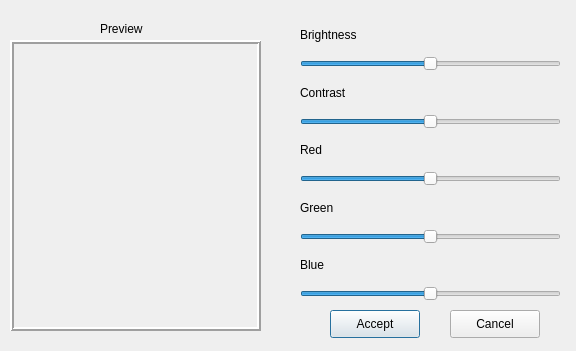
This is sliderdialog.ui in zjucsxxd/Qt-Image-Viewer-1 as Qt 5 draws it before an edit. The edited form follows.
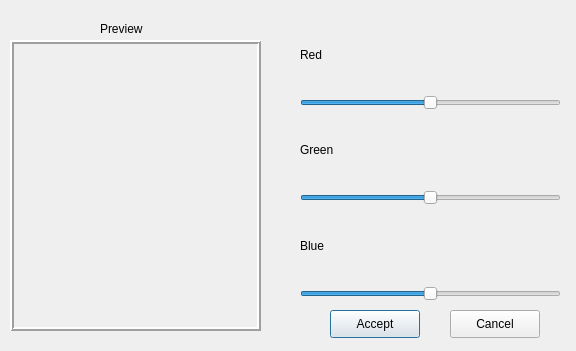
This is the edited form.

```diff
--- a/sliderdialog.ui
+++ b/sliderdialog.ui
@@ -64,49 +64,6 @@
     </rect>
    </property>
    <layout class="QVBoxLayout" name="verticalLayout">
-    <item>
-     <widget class="QLabel" name="label_2">
-      <property name="text">
-       <string>Brightness</string>
-      </property>
-     </widget>
-    </item>
-    <item>
-     <widget class="QSlider" name="brightness">
-      <property name="maximum">
-       <number>100</number>
-      </property>
-      <property name="value">
-       <number>50</number>
-      </property>
-      <property name="orientation">
-       <enum>Qt::Horizontal</enum>
-      </property>
-     </widget>
-    </item>
-    <item>
-     <widget class="QLabel" name="label_3">
-      <property name="text">
-       <string>Contrast</string>
-      </property>
-     </widget>
-    </item>
-    <item>
-     <widget class="QSlider" name="Contrast">
-      <property name="minimum">
-       <number>0</number>
-      </property>
-      <property name="maximum">
-       <number>200</number>
-      </property>
-      <property name="value">
-       <number>100</number>
-      </property>
-      <property name="orientation">
-       <enum>Qt::Horizontal</enum>
-      </property>
-     </widget>
-    </item>
     <item>
      <widget class="QLabel" name="label_4">
       <property name="text">
```
Left out of the diff: 32 changed lines with no effect on the pictures.
